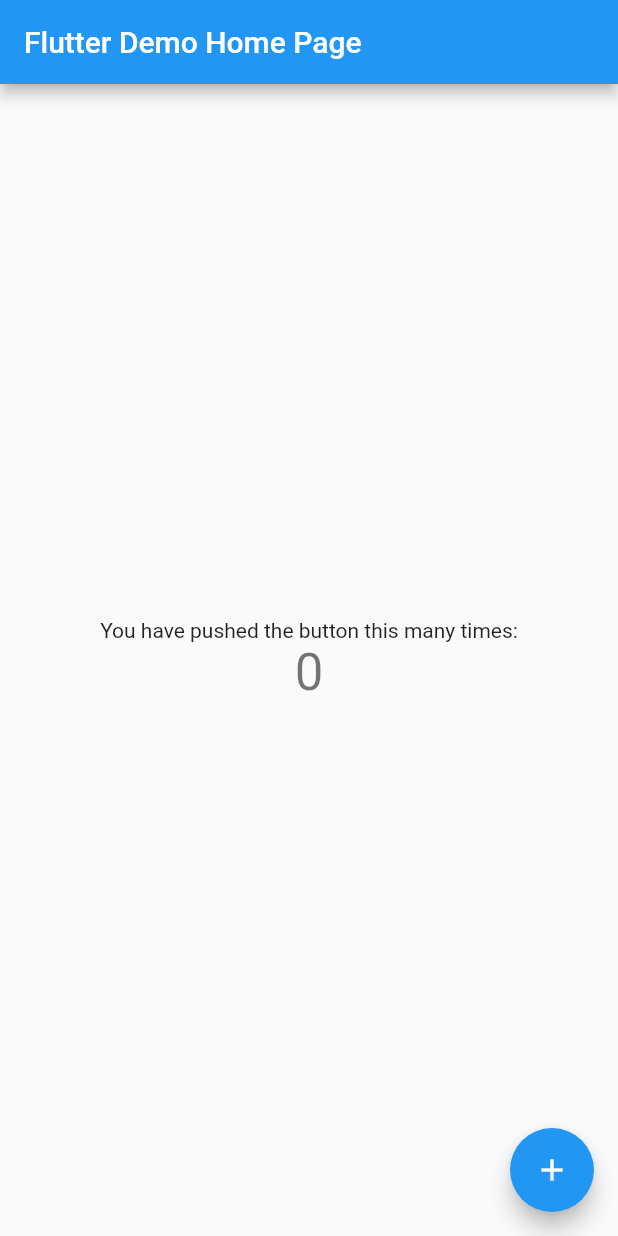
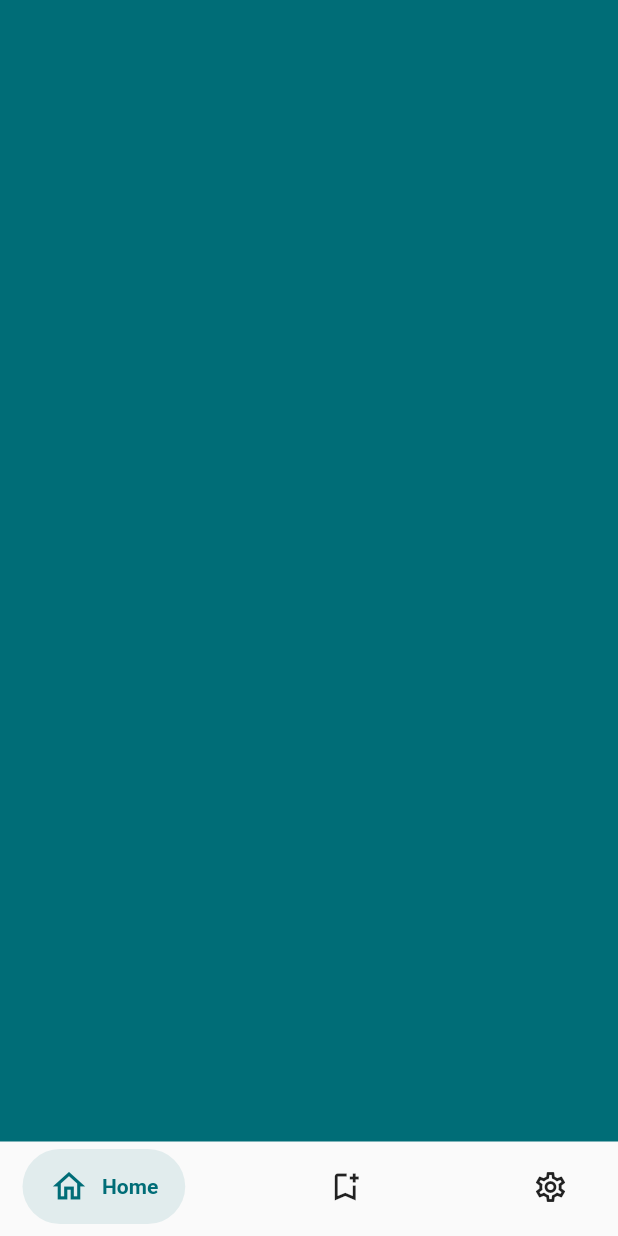
Before and after one commit to Serticode/Sertinews, a Flutter app: the screen it shows after launch, on a phone screen of 412 x 824 dp. Run offline on Flutter 3.47's test engine with Material 2 defaults, Android fonts, the phone set to English and light mode, and no system bars; drawn by our look-alikes of salomon_bottom_bar.

```diff
--- /dev/null
+++ b/lib/constants/salomon_bottom_bar_files.dart
@@ -0,0 +1,32 @@
+import 'package:flutter/material.dart';
+
+class SalomonBottomBarData {
+  get theIcons => _icons;
+  get theSelectedIconSize => _selectedIconSize;
+  get theNavigationTitle => _navigationTitle;
+  get theSelectionBackgroundColours => _selectionBackgroundColours;
+
+  //!SALOMON NAV BAR ICONS
+  final List<IconData> _icons = const [
+    Icons.home_outlined,
+    Icons.bookmark_add_outlined,
+    Icons.settings_outlined,
+  ];
+
+  //!SIZE OF SALOMON NAV BAR SELECTED ICON
+  final double _selectedIconSize = 26.0;
+
+  //!TITLE OF SALOMON NAV BAR ICON
+  final List<String> _navigationTitle = const [
+    "Home",
+    "Saved Articles",
+    "Settings",
+  ];
+
+  //!COLOUR OF SALOMON NAV BAR SELECTION BACKGROUND
+  final List<Color> _selectionBackgroundColours = const [
+    Color(0xFF006D77),
+    Color(0xFF4D194D),
+    Color(0xFF9E0059),
+  ];
+}
--- a/lib/main.dart
+++ b/lib/main.dart
@@ -1,4 +1,6 @@
 import 'package:flutter/material.dart';
+
+import 'pages/wrapper.dart';
 
 void main() {
   runApp(const MyApp());
@@ -7,109 +9,11 @@ void main() {
 class MyApp extends StatelessWidget {
   const MyApp({Key? key}) : super(key: key);
 
-  // This widget is the root of your application.
   @override
   Widget build(BuildContext context) {
-    return MaterialApp(
-      title: 'Flutter Demo',
-      theme: ThemeData(
-        // This is the theme of your application.
-        //
-        // Try running your application with "flutter run". You'll see the
-        // application has a blue toolbar. Then, without quitting the app, try
-        // changing the primarySwatch below to Colors.green and then invoke
-        // "hot reload" (press "r" in the console where you ran "flutter run",
-        // or simply save your changes to "hot reload" in a Flutter IDE).
-        // Notice that the counter didn't reset back to zero; the application
-        // is not restarted.
-        primarySwatch: Colors.blue,
-      ),
-      home: const MyHomePage(title: 'Flutter Demo Home Page'),
+    return const MaterialApp(
+      debugShowCheckedModeBanner: false,
+      home: Wrapper(),
     );
   }
 }
-
-class MyHomePage extends StatefulWidget {
-  const MyHomePage({Key? key, required this.title}) : super(key: key);
-
-  // This widget is the home page of your application. It is stateful, meaning
-  // that it has a State object (defined below) that contains fields that affect
-  // how it looks.
-
-  // This class is the configuration for the state. It holds the values (in this
-  // case the title) provided by the parent (in this case the App widget) and
-  // used by the build method of the State. Fields in a Widget subclass are
-  // always marked "final".
-
-  final String title;
-
-  @override
-  State<MyHomePage> createState() => _MyHomePageState();
-}
-
-class _MyHomePageState extends State<MyHomePage> {
-  int _counter = 0;
-
-  void _incrementCounter() {
-    setState(() {
-      // This call to setState tells the Flutter framework that something has
-      // changed in this State, which causes it to rerun the build method below
-      // so that the display can reflect the updated values. If we changed
-      // _counter without calling setState(), then the build method would not be
-      // called again, and so nothing would appear to happen.
-      _counter++;
-    });
-  }
-
-  @override
-  Widget build(BuildContext context) {
-    // This method is rerun every time setState is called, for instance as done
-    // by the _incrementCounter method above.
-    //
-    // The Flutter framework has been optimized to make rerunning build methods
-    // fast, so that you can just rebuild anything that needs updating rather
-    // than having to individually change instances of widgets.
-    return Scaffold(
-      appBar: AppBar(
-        // Here we take the value from the MyHomePage object that was created by
-        // the App.build method, and use it to set our appbar title.
-        title: Text(widget.title),
-      ),
-      body: Center(
-        // Center is a layout widget. It takes a single child and positions it
-        // in the middle of the parent.
-        child: Column(
-          // Column is also a layout widget. It takes a list of children and
-          // arranges them vertically. By default, it sizes itself to fit its
-          // children horizontally, and tries to be as tall as its parent.
-          //
-          // Invoke "debug painting" (press "p" in the console, choose the
-          // "Toggle Debug Paint" action from the Flutter Inspector in Android
-          // Studio, or the "Toggle Debug Paint" command in Visual Studio Code)
-          // to see the wireframe for each widget.
-          //
-          // Column has various properties to control how it sizes itself and
-          // how it positions its children. Here we use mainAxisAlignment to
-          // center the children vertically; the main axis here is the vertical
-          // axis because Columns are vertical (the cross axis would be
-          // horizontal).
-          mainAxisAlignment: MainAxisAlignment.center,
-          children: <Widget>[
-            const Text(
-              'You have pushed the button this many times:',
-            ),
-            Text(
-              '$_counter',
-              style: Theme.of(context).textTheme.headline4,
-            ),
-          ],
-        ),
-      ),
-      floatingActionButton: FloatingActionButton(
-        onPressed: _incrementCounter,
-        tooltip: 'Increment',
-        child: const Icon(Icons.add),
-      ), // This trailing comma makes auto-formatting nicer for build methods.
-    );
-  }
-}
--- /dev/null
+++ b/lib/models/page_view_decider.dart
@@ -0,0 +1,18 @@
+import 'package:flutter/material.dart';
+import 'package:sertinews/pages/screens/news_page.dart';
+import 'package:sertinews/pages/screens/saved_articles_page.dart';
+import 'package:sertinews/pages/screens/settings_page.dart';
+
+class SelectView extends StatelessWidget {
+  final int pageNumber;
+  const SelectView({Key? key, required this.pageNumber}) : super(key: key);
+
+  @override
+  Widget build(BuildContext context) {
+    return pageNumber == 0
+        ? const NewsFeed()
+        : pageNumber == 1
+            ? const SavedArticles()
+            : const AppSettings();
+  }
+}
--- /dev/null
+++ b/lib/pages/screens/news_page.dart
@@ -0,0 +1,17 @@
+import 'package:flutter/material.dart';
+
+class NewsFeed extends StatefulWidget {
+  const NewsFeed({Key? key}) : super(key: key);
+
+  @override
+  _NewsFeedState createState() => _NewsFeedState();
+}
+
+class _NewsFeedState extends State<NewsFeed> {
+  @override
+  Widget build(BuildContext context) {
+    return Container(
+      color: const Color(0xFF006D77),
+    );
+  }
+}
--- /dev/null
+++ b/lib/pages/screens/saved_articles_page.dart
@@ -0,0 +1,17 @@
+import 'package:flutter/material.dart';
+
+class SavedArticles extends StatefulWidget {
+  const SavedArticles({Key? key}) : super(key: key);
+
+  @override
+  _SavedArticlesState createState() => _SavedArticlesState();
+}
+
+class _SavedArticlesState extends State<SavedArticles> {
+  @override
+  Widget build(BuildContext context) {
+    return Container(
+      color: const Color(0xFF4D194D),
+    );
+  }
+}
--- /dev/null
+++ b/lib/pages/screens/settings_page.dart
@@ -0,0 +1,17 @@
+import 'package:flutter/material.dart';
+
+class AppSettings extends StatefulWidget {
+  const AppSettings({Key? key}) : super(key: key);
+
+  @override
+  _AppSettingsState createState() => _AppSettingsState();
+}
+
+class _AppSettingsState extends State<AppSettings> {
+  @override
+  Widget build(BuildContext context) {
+    return Container(
+      color: const Color(0xFF9E0059),
+    );
+  }
+}
--- /dev/null
+++ b/lib/pages/wrapper.dart
@@ -0,0 +1,68 @@
+import 'package:flutter/material.dart';
+import 'package:salomon_bottom_bar/salomon_bottom_bar.dart';
+import 'package:sertinews/constants/salomon_bottom_bar_files.dart';
+import 'package:sertinews/models/page_view_decider.dart';
+
+class Wrapper extends StatefulWidget {
+  const Wrapper({Key? key}) : super(key: key);
+
+  @override
+  _WrapperState createState() => _WrapperState();
+}
+
+class _WrapperState extends State<Wrapper> {
+  get _bottomBarIcons => SalomonBottomBarData().theIcons;
+  get _bottomBarPageTitle => SalomonBottomBarData().theNavigationTitle;
+  get _bottomBarSelectedIconSize => SalomonBottomBarData().theSelectedIconSize;
+  get _selectedBackgroundColour =>
+      SalomonBottomBarData().theSelectionBackgroundColours;
+
+  int _currentPageNumber = 0;
+  @override
+  Widget build(BuildContext context) {
+    return Scaffold(
+      body: SafeArea(
+        child: SelectView(pageNumber: _currentPageNumber,),
+      ),
+      bottomNavigationBar: SalomonBottomBar(
+        currentIndex: _currentPageNumber,
+        margin: const EdgeInsets.only(
+          left: 15.0,
+          right: 15.0,
+          top: 5.0,
+          bottom: 8.0,
+        ),
+        itemPadding: const EdgeInsets.symmetric(vertical: 12, horizontal: 18),
+        duration: const Duration(milliseconds: 700),
+        onTap: (_pageNumber) => setState(() {
+          _currentPageNumber = _pageNumber;
+          debugPrint(_currentPageNumber.toString());
+        }),
+        items: <SalomonBottomBarItem>[
+          //!HOME
+          SalomonBottomBarItem(
+            icon: Icon(_bottomBarIcons[0]),
+            activeIcon:
+                Icon(_bottomBarIcons[0], size: _bottomBarSelectedIconSize),
+            title: Text(_bottomBarPageTitle[0]),
+            selectedColor: _selectedBackgroundColour[0],
+          ),
+
+          //! SAVED ARTICLES
+          SalomonBottomBarItem(
+            icon: Icon(_bottomBarIcons[1]),
+            title: Text(_bottomBarPageTitle[1]),
+            selectedColor: _selectedBackgroundColour[1],
+          ),
+
+          //! SETTING
+          SalomonBottomBarItem(
+            icon: Icon(_bottomBarIcons[2]),
+            title: Text(_bottomBarPageTitle[2]),
+            selectedColor: _selectedBackgroundColour[2],
+          ),
+        ],
+      ),
+    );
+  }
+}
```
